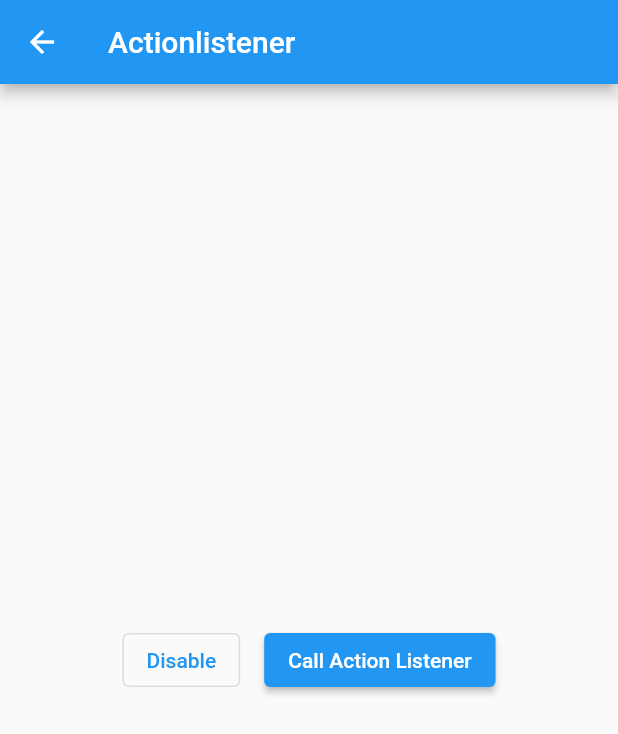
After one commit to ChhailengTim/flutter_libraries, a Flutter app: the ActionListenerScreen screen opened by its route, after a tap on "Enable", on a phone screen of 412 x 824 dp. The commit adds this screen. Shown: the top 734 px of the screen. Run offline on Flutter 3.47's test engine with Material 2 defaults, Android fonts, the phone set to English and light mode, and no system bars; our stand-ins replace dio, get.

Commit message:
action_listener

```diff
--- /dev/null
+++ b/lib/class_a/view/action_listener.dart
@@ -0,0 +1,116 @@
+import 'package:flutter/material.dart';
+import 'package:flutter_libraries/utils/config/config.dart';
+
+class ActionListenerScreen extends StatelessWidget {
+  const ActionListenerScreen({super.key});
+
+  @override
+  Widget build(BuildContext context) {
+    final appText = Get.put(AppText());
+    return Scaffold(
+      appBar: AppBar(
+        title: Text(appText.actionListener),
+      ),
+      body: const Center(
+        child: MyStatefulWidget(),
+      ),
+    );
+  }
+}
+
+class ActionListenerExample extends StatefulWidget {
+  const ActionListenerExample({super.key});
+
+  @override
+  State<ActionListenerExample> createState() => _ActionListenerExampleState();
+}
+
+class _ActionListenerExampleState extends State<ActionListenerExample> {
+  bool _on = false;
+  late final MyAction _myAction;
+
+  @override
+  void initState() {
+    super.initState();
+    _myAction = MyAction();
+  }
+
+  void _toggleState() {
+    setState(() {
+      _on = !_on;
+    });
+  }
+
+  @override
+  Widget build(BuildContext context) {
+    return Row(
+      mainAxisAlignment: MainAxisAlignment.center,
+      children: <Widget>[
+        Padding(
+          padding: const EdgeInsets.all(8.0),
+          child: OutlinedButton(
+            onPressed: _toggleState,
+            child: Text(_on ? 'Disable' : 'Enable'),
+          ),
+        ),
+        if (_on)
+          Padding(
+            padding: const EdgeInsets.all(8.0),
+            child: ActionListener(
+              listener: (Action<Intent> action) {
+                if (action.intentType == MyIntent) {
+                  ScaffoldMessenger.of(context).showSnackBar(const SnackBar(
+                    content: Text('Action Listener Called'),
+                  ));
+                }
+              },
+              action: _myAction,
+              child: ElevatedButton(
+                onPressed: () => const ActionDispatcher()
+                    .invokeAction(_myAction, const MyIntent()),
+                child: const Text('Call Action Listener'),
+              ),
+            ),
+          ),
+        if (!_on) Container(),
+      ],
+    );
+  }
+}
+
+class MyAction extends Action<MyIntent> {
+  @override
+  void addActionListener(ActionListenerCallback listener) {
+    super.addActionListener(listener);
+    debugPrint('Action Listener was added');
+  }
+
+  @override
+  void removeActionListener(ActionListenerCallback listener) {
+    super.removeActionListener(listener);
+    debugPrint('Action Listener was removed');
+  }
+
+  @override
+  void invoke(covariant MyIntent intent) {
+    notifyActionListeners();
+  }
+}
+
+class MyIntent extends Intent {
+  const MyIntent();
+}
+
+class MyStatefulWidget extends StatefulWidget {
+  const MyStatefulWidget({super.key});
+
+  @override
+  State<MyStatefulWidget> createState() => _MyStatefulWidgetState();
+}
+
+class _MyStatefulWidgetState extends State<MyStatefulWidget> {
+  @override
+  Widget build(BuildContext context) {
+    return const ActionListenerExample();
+  }
+}
--- a/lib/navigations/get_route.dart
+++ b/lib/navigations/get_route.dart
@@ -1,3 +1,4 @@
+import 'package:flutter_libraries/class_a/view/action_listener.dart';
 import 'package:flutter_libraries/class_a/view/viewa.dart';
 import 'package:flutter_libraries/navigations/navigations.dart';
 import 'package:get/get.dart';
@@ -13,5 +14,6 @@ class GetRoutes extends RouteName {
             page: () => const AlignmentDirectionalScreen()),
         GetPage(name: aboutDialogScreen, page: () => const AboutDialogScreen()),
         GetPage(name: actionChipScreen, page: () => const ActionChipScreen()),
+        GetPage(name: actionListener, page: () => const ActionListenerScreen()),
       ];
 }
--- a/lib/navigations/route_name.dart
+++ b/lib/navigations/route_name.dart
@@ -5,4 +5,5 @@ class RouteName {
   String alignmentsScreen = '/alignmentsScreen';
   String aboutDialogScreen = '/aboutDialogScreen';
   String actionChipScreen = '/actionChipScreen';
+  String actionListener = '/actionListenerScreen';
 }
--- a/lib/utils/config/style/app_text.dart
+++ b/lib/utils/config/style/app_text.dart
@@ -7,4 +7,5 @@ class AppText {
   String alignmentdirectional = 'alignment directional'.capitalize!;
   String aboutdialog = 'aboutDialog'.capitalize!;
   String actionchip = 'actionChip'.capitalize!;
+  String actionListener = 'actionListener'.capitalize!;
 }
--- a/lib/view/screen/dashbord.dart
+++ b/lib/view/screen/dashbord.dart
@@ -52,6 +52,12 @@ class DashbordScreen extends StatelessWidget {
                   routeToNamed(routeName: RouteName().actionChipScreen);
                 },
               ),
+              ClassesCard(
+                title: appText.actionListener,
+                onTap: () {
+                  routeToNamed(routeName: RouteName().actionListener);
+                },
+              ),
             ],
           ),
         ),
```
